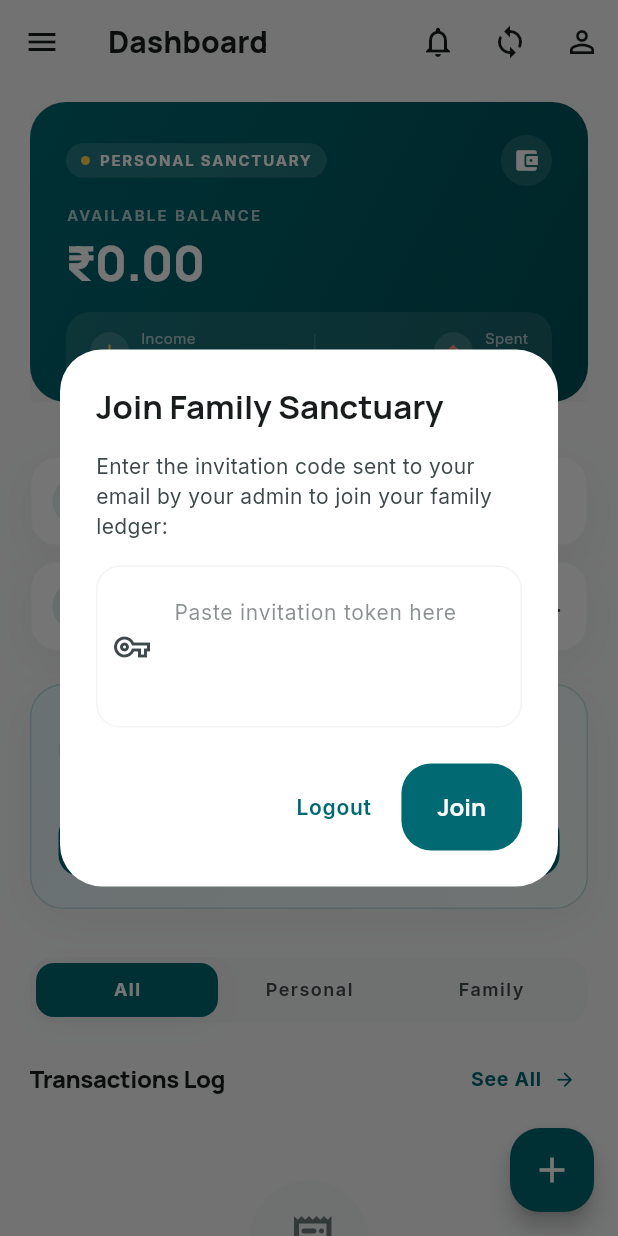
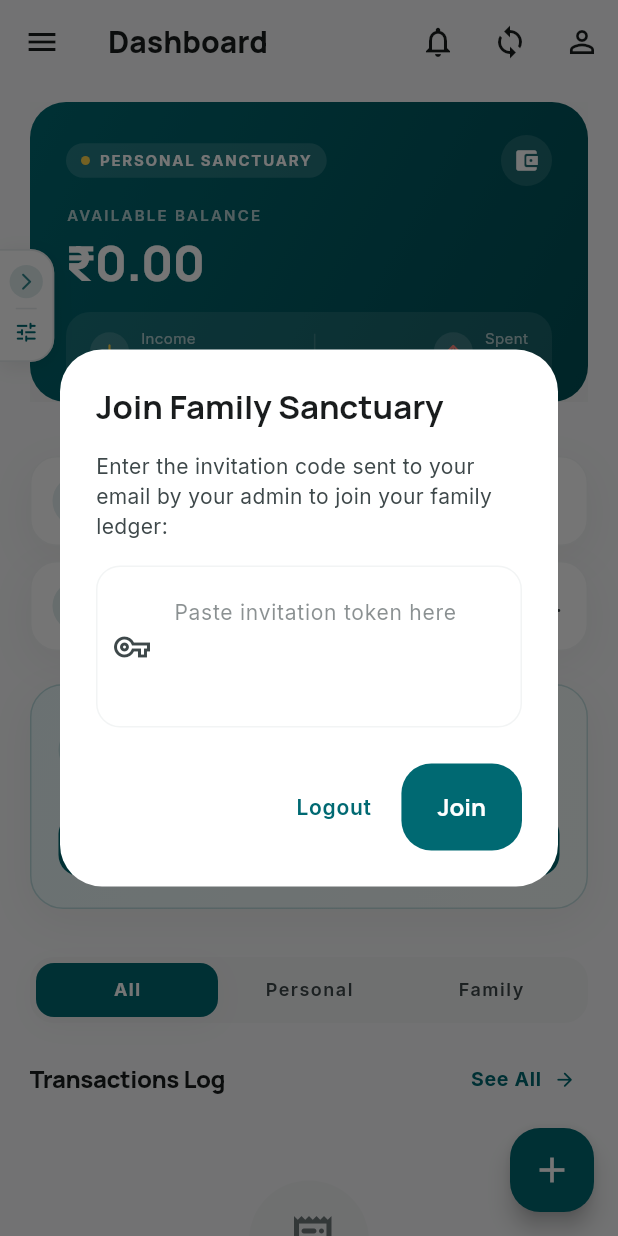
Before and after one commit to abhilashmamminiyan/manikutti_mobile, a Flutter app: the DashboardScreen screen opened directly, on a phone screen of 412 x 824 dp. Run offline on Flutter 3.47's test engine with Material 3 defaults, Android fonts, the phone set to English and light mode, and no system bars; our stand-ins replace connectivity_plus, file_picker, flutter_local_notifications, flutter_secure_storage, google_fonts, image_picker and 5 more; missing offline and left inert: google_mlkit_text_recognition, syncfusion_flutter_pdf, workmanager; accounts and stored records are empty; network calls fail.

Commit message:
feat: add floating left-edge sidebar handle with animated pulsing arrow and options icon

```diff
--- a/lib/screens/dashboard_screen.dart
+++ b/lib/screens/dashboard_screen.dart
@@ -16,6 +16,7 @@ import 'mobile_recharges_screen.dart';
 import 'transactions_log_screen.dart';
 import '../widgets/app_drawer.dart';
 import '../widgets/ai_advisor_card.dart';
+import '../widgets/sidebar_pulse_handle.dart';
 import '../l10n/app_localizations.dart';
 import '../theme/app_theme.dart';
 
@@ -1515,8 +1516,10 @@ class _DashboardScreenState extends State<DashboardScreen> {
         shape: RoundedRectangleBorder(borderRadius: BorderRadius.circular(20)),
         child: const Icon(Icons.add, size: 28),
       ),
-      body: RefreshIndicator(
-        onRefresh: _triggerSync,
+      body: Stack(
+        children: [
+          RefreshIndicator(
+            onRefresh: _triggerSync,
         child: SingleChildScrollView(
           physics: const AlwaysScrollableScrollPhysics(),
           padding: const EdgeInsets.symmetric(horizontal: 20.0),
@@ -2359,6 +2362,19 @@ class _DashboardScreenState extends State<DashboardScreen> {
           ),
         ),
       ),
-    );
+      Positioned(
+        left: 0,
+        top: 110.0,
+        child: Builder(
+          builder: (ctx) => SidebarPulseHandle(
+            onTap: () {
+              Scaffold.of(ctx).openDrawer();
+            },
+          ),
+        ),
+      ),
+    ],
+  ),
+);
   }
 }
--- /dev/null
+++ b/lib/widgets/sidebar_pulse_handle.dart
@@ -0,0 +1,143 @@
+import 'package:flutter/material.dart';
+import '../theme/app_theme.dart';
+
+/// Floating handle pinned to the left edge of the screen.
+/// Displays an animated pulsing arrow at the top and an options icon below it.
+/// Tapping it opens the sidebar drawer.
+class SidebarPulseHandle extends StatefulWidget {
+  final VoidCallback onTap;
+  final double topOffset;
+
+  const SidebarPulseHandle({
+    super.key,
+    required this.onTap,
+    this.topOffset = 135.0,
+  });
+
+  @override
+  State<SidebarPulseHandle> createState() => _SidebarPulseHandleState();
+}
+
+class _SidebarPulseHandleState extends State<SidebarPulseHandle>
+    with SingleTickerProviderStateMixin {
+  late final AnimationController _pulseController;
+  late final Animation<double> _scaleAnimation;
+  late final Animation<double> _opacityAnimation;
+
+  @override
+  void initState() {
+    super.initState();
+    _pulseController = AnimationController(
+      vsync: this,
+      duration: const Duration(milliseconds: 1200),
+    )..repeat(reverse: true);
+
+    _scaleAnimation = Tween<double>(begin: 0.95, end: 1.25).animate(
+      CurvedAnimation(
+        parent: _pulseController,
+        curve: Curves.easeInOut,
+      ),
+    );
+
+    _opacityAnimation = Tween<double>(begin: 0.70, end: 1.0).animate(
+      CurvedAnimation(
+        parent: _pulseController,
+        curve: Curves.easeInOut,
+      ),
+    );
+  }
+
+  @override
+  void dispose() {
+    _pulseController.dispose();
+    super.dispose();
+  }
+
+  @override
+  Widget build(BuildContext context) {
+    final theme = Theme.of(context);
+    final isDark = theme.brightness == Brightness.dark;
+
+    final bgColor = isDark
+        ? AppTheme.darkSurfaceContainer
+        : AppTheme.surfaceContainerLowest;
+    final borderColor = isDark
+        ? const Color(0xFF2C3233)
+        : AppTheme.outlineVariant.withOpacity(0.35);
+
+    return Material(
+      color: Colors.transparent,
+      child: InkWell(
+        onTap: widget.onTap,
+          borderRadius: const BorderRadius.only(
+            topRight: Radius.circular(16),
+            bottomRight: Radius.circular(16),
+          ),
+          child: Container(
+            padding: const EdgeInsets.symmetric(horizontal: 7, vertical: 10),
+            decoration: BoxDecoration(
+              color: bgColor,
+              borderRadius: const BorderRadius.only(
+                topRight: Radius.circular(16),
+                bottomRight: Radius.circular(16),
+              ),
+              border: Border(
+                top: BorderSide(color: borderColor, width: 1.2),
+                right: BorderSide(color: borderColor, width: 1.2),
+                bottom: BorderSide(color: borderColor, width: 1.2),
+              ),
+              boxShadow: [
+                BoxShadow(
+                  color: Colors.black.withOpacity(isDark ? 0.35 : 0.08),
+                  blurRadius: 10,
+                  offset: const Offset(2, 3),
+                ),
+              ],
+            ),
+            child: Column(
+              mainAxisSize: MainAxisSize.min,
+              children: [
+                // Top section: Pulsing Arrow pointing right to open the sidebar
+                AnimatedBuilder(
+                  animation: _pulseController,
+                  builder: (context, child) {
+                    return Transform.scale(
+                      scale: _scaleAnimation.value,
+                      child: Opacity(
+                        opacity: _opacityAnimation.value,
+                        child: Container(
+                          padding: const EdgeInsets.all(4),
+                          decoration: BoxDecoration(
+                            color: AppTheme.primary.withOpacity(0.16),
+                            shape: BoxShape.circle,
+                          ),
+                          child: const Icon(
+                            Icons.arrow_forward_ios_rounded,
+                            size: 13,
+                            color: AppTheme.primary,
+                          ),
+                        ),
+                      ),
+                    );
+                  },
+                ),
+                const SizedBox(height: 7),
+                Container(
+                  width: 14,
+                  height: 1,
+                  color: borderColor,
+                ),
+                const SizedBox(height: 7),
+                // Options Icon below the pulsing arrow
+                Icon(
+                  Icons.tune_rounded,
+                  size: 17,
+                  color: isDark ? AppTheme.darkOnSurface : AppTheme.primary,
+                ),
+              ],
+            ),
+          ),
+        ),
+      );
+  }
+}
```
